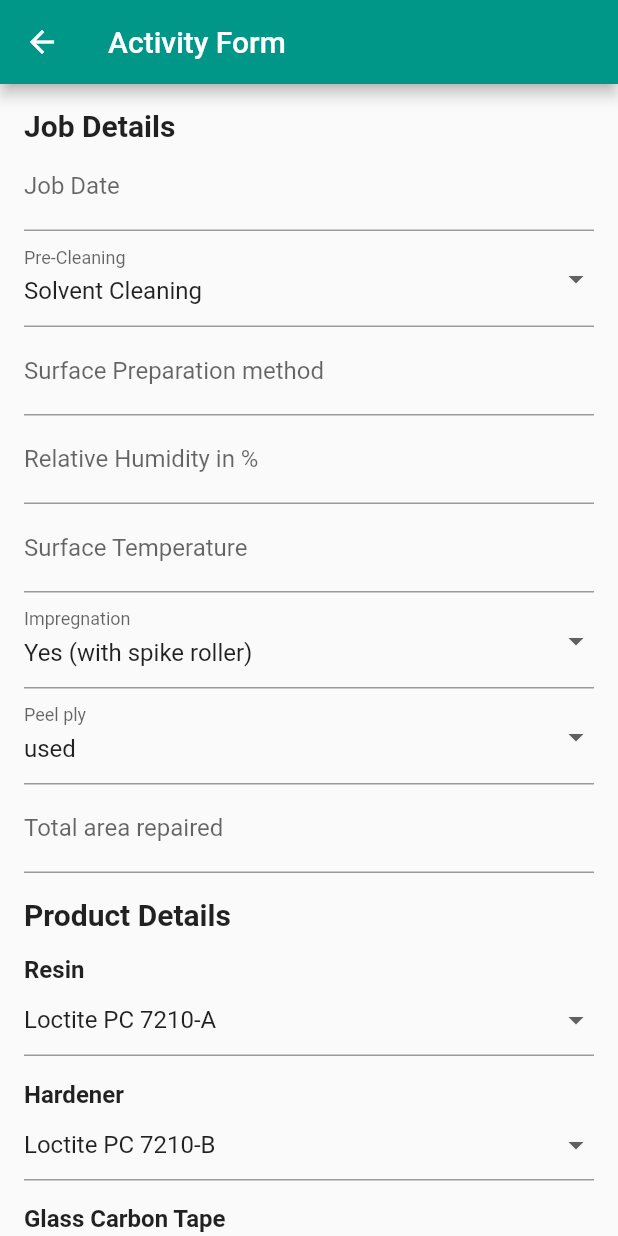
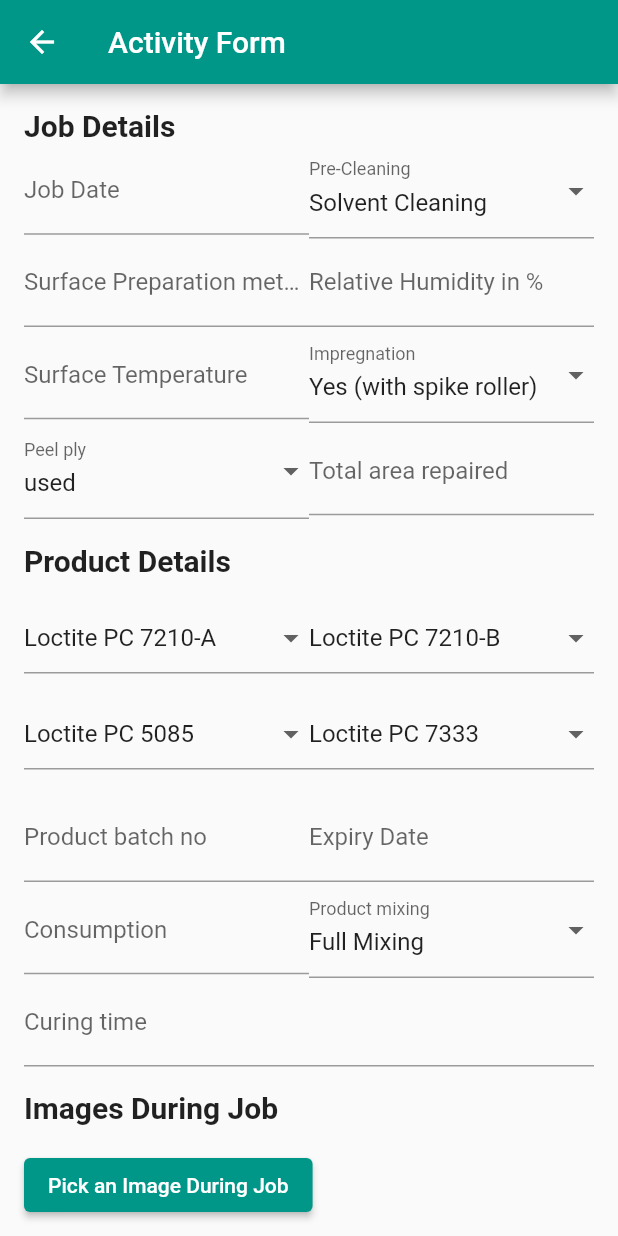
Before and after one commit to hirak214/jcr_app, a Flutter app: the ActivityFormPage screen opened directly, on a phone screen of 412 x 824 dp. Run offline on Flutter 3.47's test engine with Material 2 defaults, Android fonts, the phone set to English and light mode, and no system bars; our stand-ins replace image_picker.

Commit message:
Update: activity form

```diff
--- a/lib/activity_form.dart
+++ b/lib/activity_form.dart
@@ -1,6 +1,7 @@
 import 'package:flutter/material.dart';
 import 'package:image_picker/image_picker.dart';
 import 'dart:io';
+// import 'package:intl/intl.dart';
 
 class ActivityFormPage extends StatefulWidget {
   @override
@@ -32,6 +33,9 @@ class _ActivityFormPageState extends State<ActivityFormPage> {
   File? _pickedImageDuringJob;
   File? _pickedImageAfterJob;
 
+  DateTime? selectedJobDate; // Add a DateTime variable for Job Date
+  DateTime? selectedExpiryDate; // Add a DateTime variable for Expiry Date
+
   final GlobalKey<FormState> _formKey = GlobalKey<FormState>();
 
   @override
@@ -52,17 +56,45 @@ class _ActivityFormPageState extends State<ActivityFormPage> {
                 'Job Details',
                 style: TextStyle(fontSize: 20, fontWeight: FontWeight.bold),
               ),
-              TextFormField(
-                controller: jobDateController,
-                decoration: const InputDecoration(labelText: 'Job Date'),
+              // Row 1
+              Row(
+                children: [
+                  // Job Date Picker
+                  Expanded(
+                    child: TextFormField(
+                      controller: TextEditingController(
+                        text: selectedJobDate?.toLocal().toString().split(
+                            ' ')[0] ?? '',
+                      ),
+                      readOnly: true,
+                      onTap: () async {
+                        final currentDate = DateTime.now();
+                        final selectedDate = await showDatePicker(
+                          context: context,
+                          initialDate: selectedJobDate ?? currentDate,
+                          firstDate: currentDate.subtract(Duration(days: 365)),
+                          lastDate: currentDate.add(Duration(days: 365)),
+                        );
+
+                        if (selectedDate != null) {
+                          setState(() {
+                            selectedJobDate = selectedDate;
+                          });
+                        }
+                      },
+                      decoration: InputDecoration(labelText: 'Job Date'),
                       validator: (value) {
                         if (value == null || value.isEmpty) {
-                    return 'Please enter a valid Job Date.';
+                          return 'Please enter Job Date';
                         }
+                        // You can add additional date format validation here
                         return null;
                       },
                     ),
-              DropdownButtonFormField<String>(
+                  ),
+                  // Pre Cleaning Dropdown
+                  Expanded(
+                    child: DropdownButtonFormField<String>(
                       value: preCleaning,
                       items: ['Solvent Cleaning', 'Water Jet Cleaning', 'Chipping']
                           .map<DropdownMenuItem<String>>(
@@ -79,7 +111,15 @@ class _ActivityFormPageState extends State<ActivityFormPage> {
                       },
                       decoration: const InputDecoration(labelText: 'Pre-Cleaning'),
                     ),
-              TextFormField(
+                  ),
+                ],
+              ),
+              // Row 2
+              Row(
+                children: [
+                  // Surface Preparation Method
+                  Expanded(
+                    child: TextFormField(
                       onChanged: (value) {
                         setState(() {
                           surfacePreparationMethod = value;
@@ -94,7 +134,10 @@ class _ActivityFormPageState extends State<ActivityFormPage> {
                         return null;
                       },
                     ),
-              TextFormField(
+                  ),
+                  // Relative Humidity
+                  Expanded(
+                    child: TextFormField(
                       onChanged: (value) {
                         setState(() {
                           relativeHumidity = value;
@@ -114,7 +157,15 @@ class _ActivityFormPageState extends State<ActivityFormPage> {
                         return null;
                       },
                     ),
-              TextFormField(
+                  ),
+                ],
+              ),
+              // Row 3
+              Row(
+                children: [
+                  // Surface Temperature
+                  Expanded(
+                    child: TextFormField(
                       onChanged: (value) {
                         setState(() {
                           surfaceTemperature = value;
@@ -129,7 +180,10 @@ class _ActivityFormPageState extends State<ActivityFormPage> {
                         return null;
                       },
                     ),
-              DropdownButtonFormField<String>(
+                  ),
+                  // Impregnation Dropdown
+                  Expanded(
+                    child: DropdownButtonFormField<String>(
                       value: impregnation,
                       items: ['Yes (with spike roller)', 'No']
                           .map<DropdownMenuItem<String>>(
@@ -146,7 +200,15 @@ class _ActivityFormPageState extends State<ActivityFormPage> {
                       },
                       decoration: const InputDecoration(labelText: 'Impregnation'),
                     ),
-              DropdownButtonFormField<String>(
+                  ),
+                ],
+              ),
+              // Row 4
+              Row(
+                children: [
+                  // Peel Ply Dropdown
+                  Expanded(
+                    child: DropdownButtonFormField<String>(
                       value: peelPly,
                       items: ['used', 'not used']
                           .map<DropdownMenuItem<String>>(
@@ -163,7 +225,10 @@ class _ActivityFormPageState extends State<ActivityFormPage> {
                       },
                       decoration: const InputDecoration(labelText: 'Peel ply'),
                     ),
-              TextFormField(
+                  ),
+                  // Total Area Repaired
+                  Expanded(
+                    child: TextFormField(
                       onChanged: (value) {
                         setState(() {
                           totalAreaRepaired = value;
@@ -178,6 +243,9 @@ class _ActivityFormPageState extends State<ActivityFormPage> {
                         return null;
                       },
                     ),
+                  ),
+                ],
+              ),
               const SizedBox(height: 16),
 
               // Product Details
@@ -186,11 +254,12 @@ class _ActivityFormPageState extends State<ActivityFormPage> {
                 style: TextStyle(fontSize: 20, fontWeight: FontWeight.bold),
               ),
               const SizedBox(height: 16),
-              const Text(
-                'Resin',
-                style: TextStyle(fontSize: 16, fontWeight: FontWeight.bold),
-              ),
-              DropdownButtonFormField<String>(
+              // Row 5
+              Row(
+                children: [
+                  // Resin Dropdown
+                  Expanded(
+                    child: DropdownButtonFormField<String>(
                       value: resin,
                       items: ['Loctite PC 7210-A', 'Loctite PC 7211-A']
                           .map<DropdownMenuItem<String>>(
@@ -212,12 +281,10 @@ class _ActivityFormPageState extends State<ActivityFormPage> {
                         return null;
                       },
                     ),
-              const SizedBox(height: 16),
-              const Text(
-                'Hardener',
-                style: TextStyle(fontSize: 16, fontWeight: FontWeight.bold),
                   ),
-              DropdownButtonFormField<String>(
+                  // Hardener Dropdown
+                  Expanded(
+                    child: DropdownButtonFormField<String>(
                       value: hardener,
                       items: ['Loctite PC 7210-B', 'Loctite PC 7211-B']
                           .map<DropdownMenuItem<String>>(
@@ -239,12 +306,16 @@ class _ActivityFormPageState extends State<ActivityFormPage> {
                         return null;
                       },
                     ),
+                  ),
+                ],
+              ),
               const SizedBox(height: 16),
-              const Text(
-                'Glass Carbon Tape',
-                style: TextStyle(fontSize: 16, fontWeight: FontWeight.bold),
-              ),
-              DropdownButtonFormField<String>(
+              // Row 6
+              Row(
+                children: [
+                  // Glass Carbon Tape Dropdown
+                  Expanded(
+                    child: DropdownButtonFormField<String>(
                       value: glassCarbonTape,
                       items: ['Loctite PC 5085', 'Loctite PC 5089']
                           .map<DropdownMenuItem<String>>(
@@ -266,12 +337,10 @@ class _ActivityFormPageState extends State<ActivityFormPage> {
                         return null;
                       },
                     ),
-              const SizedBox(height: 16),
-              const Text(
-                'Top Coat',
-                style: TextStyle(fontSize: 16, fontWeight: FontWeight.bold),
                   ),
-              DropdownButtonFormField<String>(
+                  // Top Coat Dropdown
+                  Expanded(
+                    child: DropdownButtonFormField<String>(
                       value: topCoat,
                       items: ['Loctite PC 7333', 'Loctite PC 7443']
                           .map<DropdownMenuItem<String>>(
@@ -293,8 +362,21 @@ class _ActivityFormPageState extends State<ActivityFormPage> {
                         return null;
                       },
                     ),
+                  ),
+                ],
+              ),
               const SizedBox(height: 16),
-              TextFormField(
+              // Row 7
+              Row(
+                children: [
+                  // Product Batch No
+                  Expanded(
+                    child: TextFormField(
+                      onChanged: (value) {
+                        setState(() {
+                          productBatchNo = value;
+                        });
+                      },
                       decoration: const InputDecoration(labelText: 'Product batch no'),
                       validator: (value) {
                         if (value == null || value.isEmpty) {
@@ -303,18 +385,53 @@ class _ActivityFormPageState extends State<ActivityFormPage> {
                         return null;
                       },
                     ),
-              TextFormField(
-                controller: expiryDateController,
-                decoration: const InputDecoration(labelText: 'Expiry date'),
+                  ),
+                  // Expiry Date Picker
+                  Expanded(
+                    child: TextFormField(
+                      controller: TextEditingController(
+                        text: selectedExpiryDate?.toLocal().toString().split(
+                            ' ')[0] ?? '',
+                      ),
+                      readOnly: true,
+                      onTap: () async {
+                        final currentDate = DateTime.now();
+                        final selectedDate = await showDatePicker(
+                          context: context,
+                          initialDate: selectedExpiryDate ?? currentDate,
+                          firstDate: currentDate.subtract(Duration(days: 365)),
+                          lastDate: currentDate.add(Duration(days: 365)),
+                        );
+
+                        if (selectedDate != null) {
+                          setState(() {
+                            selectedExpiryDate = selectedDate;
+                          });
+                        }
+                      },
+                      decoration: InputDecoration(labelText: 'Expiry Date'),
                       validator: (value) {
                         if (value == null || value.isEmpty) {
-                    return 'Please enter a valid Expiry Date.';
+                          return 'Please enter Expiry Date';
                         }
-                  // Add additional validation for date format if needed
+                        // You can add additional date format validation here
                         return null;
                       },
                     ),
-              TextFormField(
+                  ),
+                ],
+              ),
+              // Row 8
+              Row(
+                children: [
+                  // Consumption
+                  Expanded(
+                    child: TextFormField(
+                      onChanged: (value) {
+                        setState(() {
+                          consumption = value;
+                        });
+                      },
                       decoration: const InputDecoration(labelText: 'Consumption'),
                       validator: (value) {
                         if (value == null || value.isEmpty) {
@@ -323,7 +440,10 @@ class _ActivityFormPageState extends State<ActivityFormPage> {
                         return null;
                       },
                     ),
-              DropdownButtonFormField<String>(
+                  ),
+                  // Product Mixing Dropdown
+                  Expanded(
+                    child: DropdownButtonFormField<String>(
                       value: productMixing,
                       items: ['Full Mixing', 'Part Mixing']
                           .map<DropdownMenuItem<String>>(
@@ -346,7 +466,15 @@ class _ActivityFormPageState extends State<ActivityFormPage> {
                         return null;
                       },
                     ),
-              TextFormField(
+                  ),
+                ],
+              ),
+              // Row 9
+              Row(
+                children: [
+                  // Curing Time
+                  Expanded(
+                    child: TextFormField(
                       onChanged: (value) {
                         setState(() {
                           curingTime = value;
@@ -359,6 +487,9 @@ class _ActivityFormPageState extends State<ActivityFormPage> {
                         }
                         return null;
                       },
+                    ),
+                  ),
+                ],
               ),
 
               // Images During Job
@@ -377,8 +508,7 @@ class _ActivityFormPageState extends State<ActivityFormPage> {
 
                   if (pickedImage != null) {
                     setState(() {
-                      _pickedImageDuringJob =
-                          File(pickedImage.path);
+                      _pickedImageDuringJob = File(pickedImage.path);
                     });
                   }
                 },
@@ -407,8 +537,7 @@ class _ActivityFormPageState extends State<ActivityFormPage> {
 
                   if (pickedImage != null) {
                     setState(() {
-                      _pickedImageAfterJob =
-                          File(pickedImage.path);
+                      _pickedImageAfterJob = File(pickedImage.path);
                     });
                   }
                 },
--- a/lib/main.dart
+++ b/lib/main.dart
@@ -1,5 +1,6 @@
 import 'package:flutter/material.dart';
 import 'dashboard.dart';
+import 'activity_form.dart';
 
 void main() {
   runApp(MyApp());
@@ -13,7 +14,7 @@ class MyApp extends StatelessWidget {
       theme: ThemeData(
         primarySwatch: Colors.teal,
       ),
-      home: Dashboard(),
+      home: ActivityFormPage(),
     );
   }
 }
--- a/pubspec.yaml
+++ b/pubspec.yaml
@@ -32,6 +32,7 @@ dependencies:
     sdk: flutter
   image_picker: ^0.8.4+4
   path_provider: ^2.0.6
+  intl: ^0.17.0
 
 
   # The following adds the Cupertino Icons font to your application.
```
Also changed, not shown: pubspec.lock. Lines whose indentation alone changed are shown as unchanged.
